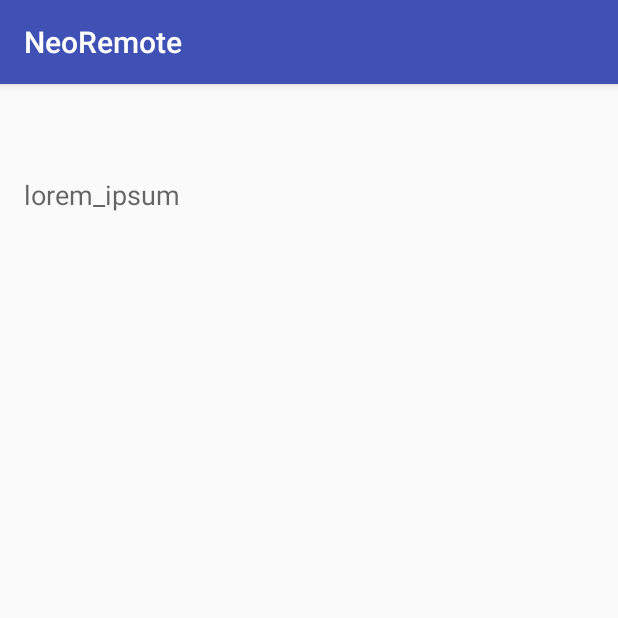
After one commit to xyandro/NeoPlayer, an Android app: the fragment ScreenSlidePageFragment shown on its own in the app's theme, on a phone screen of 412 x 824 dp, the top half of it. The commit adds this screen. Run offline under Robolectric (Android 15) with nearby library versions, the phone set to English and light mode, and no system bars; 1 statement that could not run was skipped.

Commit message:
Add page slider

```diff
--- a/NeoRemote/app/build.gradle
+++ b/NeoRemote/app/build.gradle
@@ -28,6 +28,7 @@ dependencies {
         exclude group: 'com.android.support', module: 'support-annotations'
     })
     compile 'com.android.support:appcompat-v7:26.+'
+    compile 'com.android.support:support-v13:21.0.+'
     compile 'com.android.support.constraint:constraint-layout:1.0.2'
     testCompile 'junit:junit:4.12'
 }
--- /dev/null
+++ b/NeoRemote/app/src/main/java/neoplayer/neoremote/ScreenSlidePageFragment.java
@@ -0,0 +1,42 @@
+package neoplayer.neoremote;
+
+import android.app.Fragment;
+import android.os.Bundle;
+import android.view.LayoutInflater;
+import android.view.View;
+import android.view.ViewGroup;
+
+public class ScreenSlidePageFragment extends Fragment {
+    public static final String ARG_PAGE = "page";
+    private int mPageNumber;
+
+    public static ScreenSlidePageFragment create(int pageNumber) {
+        ScreenSlidePageFragment fragment = new ScreenSlidePageFragment();
+        Bundle args = new Bundle();
+        args.putInt(ARG_PAGE, pageNumber);
+        fragment.setArguments(args);
+        return fragment;
+    }
+
+    public ScreenSlidePageFragment() {
+    }
+
+    @Override
+    public void onCreate(Bundle savedInstanceState) {
+        super.onCreate(savedInstanceState);
+        mPageNumber = getArguments().getInt(ARG_PAGE);
+    }
+
+    @Override
+    public View onCreateView(LayoutInflater inflater, ViewGroup container,
+            Bundle savedInstanceState) {
+        ViewGroup rootView = (ViewGroup) inflater
+                .inflate(R.layout.fragment_screen_slide_page, container, false);
+
+        return rootView;
+    }
+
+    public int getPageNumber() {
+        return mPageNumber;
+    }
+}
--- /dev/null
+++ b/NeoRemote/app/src/main/res/layout/fragment_screen_slide_page.xml
@@ -0,0 +1,28 @@
+<?xml version="1.0" encoding="utf-8"?>
+<ScrollView xmlns:android="http://schemas.android.com/apk/res/android"
+    android:id="@+id/content"
+    android:layout_width="match_parent"
+    android:layout_height="match_parent">
+
+    <!-- Dummy content. -->
+    <LinearLayout android:layout_width="match_parent"
+        android:layout_height="wrap_content"
+        android:orientation="vertical"
+        android:padding="16dp">
+
+        <TextView android:id="@android:id/text1"
+            style="?android:textAppearanceLarge"
+            android:textStyle="bold"
+            android:layout_width="match_parent"
+            android:layout_height="wrap_content"
+            android:layout_marginBottom="16dp" />
+
+        <TextView style="?android:textAppearanceMedium"
+            android:lineSpacingMultiplier="1.2"
+            android:layout_width="match_parent"
+            android:layout_height="wrap_content"
+            android:text="lorem_ipsum" />
+
+    </LinearLayout>
+
+</ScrollView>
```
Also changed, not shown: NeoRemote/app/src/main/java/neoplayer/neoremote/MainActivity.java (+32 -2 lines), NeoRemote/app/src/main/res/layout/activity_main.xml (+3 -16 lines).
